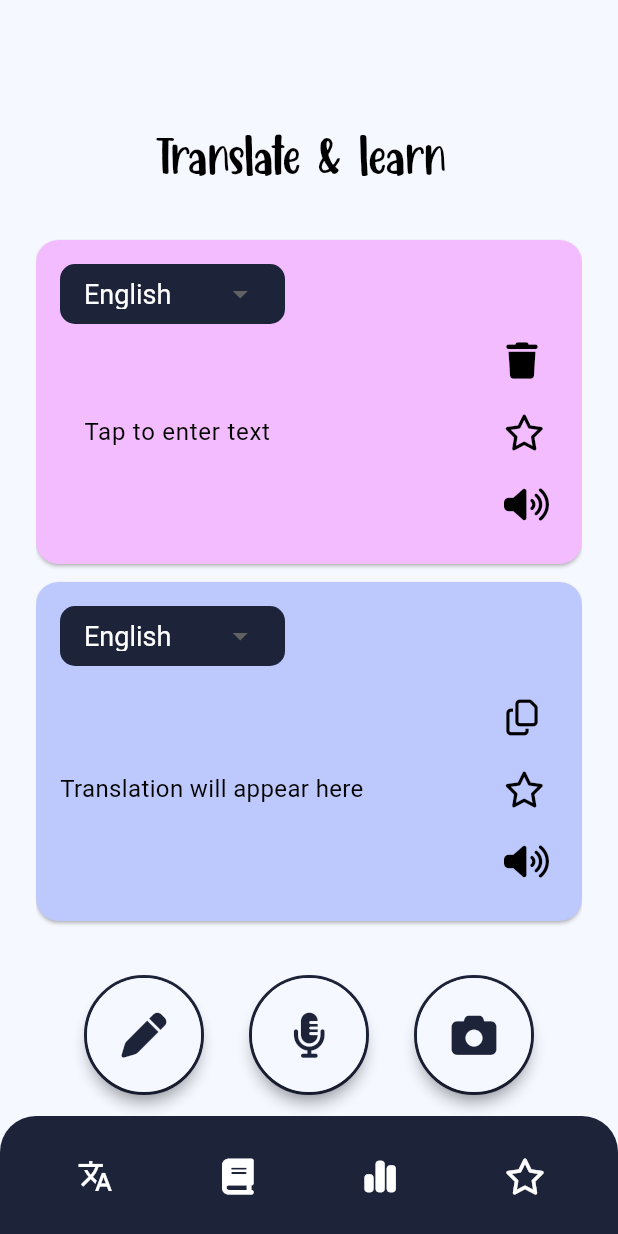
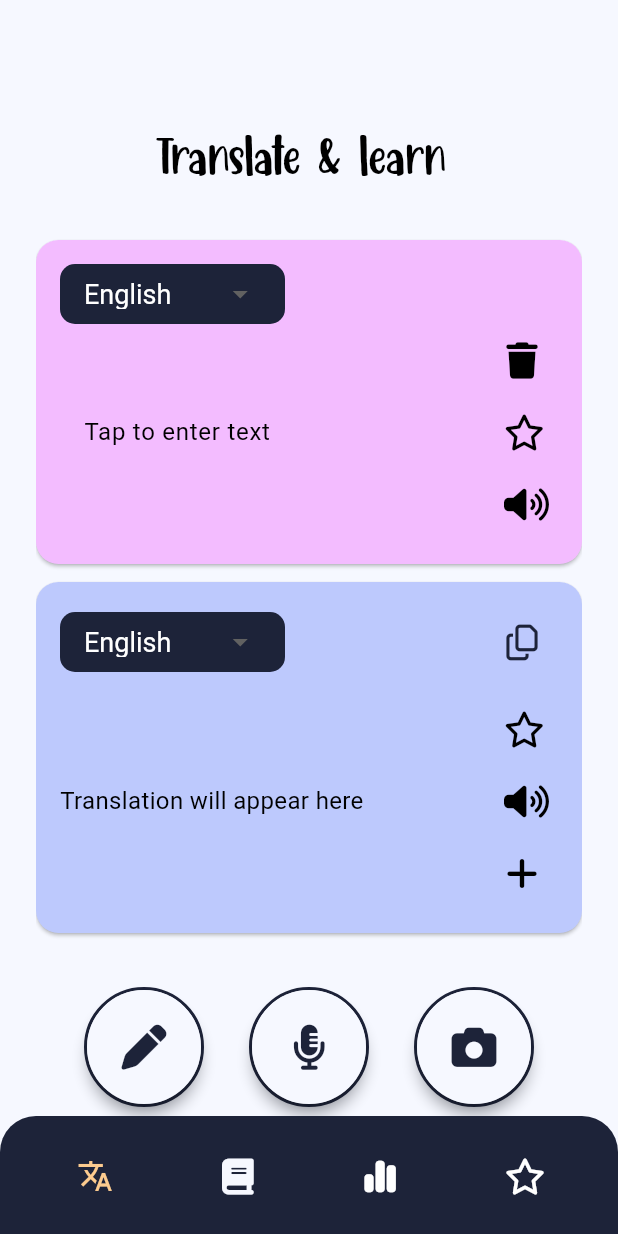
Before and after one commit to yaraFarouk/translateAndLearnApp, a Flutter app: the screen it shows after launch, on a phone screen of 412 x 824 dp. Run offline on Flutter 3.47's test engine with Material 3 defaults, Android fonts, the phone set to English and light mode, and no system bars; our stand-ins replace bloc, flutter_bloc, font_awesome_flutter, google_generative_ai, image_picker.

Commit message:
add studying screen

```diff
--- /dev/null
+++ b/lib/cubit/cubit/study_words_state.dart
@@ -0,0 +1,21 @@
+part of 'study_words_cubit.dart';
+
+class StudyWordsState {
+  final Map<String, Set<String>> studyWords;
+  final String languageTo;
+
+  StudyWordsState({
+    this.studyWords = const {},
+    this.languageTo = 'English',
+  });
+
+  StudyWordsState copyWith({
+    Map<String, Set<String>>? studyWords,
+    String? languageTo,
+  }) {
+    return StudyWordsState(
+      studyWords: studyWords ?? this.studyWords,
+      languageTo: languageTo ?? this.languageTo,
+    );
+  }
+}
--- a/lib/views/home_view.dart
+++ b/lib/views/home_view.dart
@@ -1,14 +1,22 @@
 import 'package:flutter/material.dart';
 import 'package:flutter_bloc/flutter_bloc.dart';
 import 'package:translate_and_learn_app/constants.dart';
+import 'package:translate_and_learn_app/cubit/cubit/study_words_cubit.dart';
 import 'package:translate_and_learn_app/cubit/translator_card_cubit.dart';
+import 'package:translate_and_learn_app/views/study_view.dart';
 import 'package:translate_and_learn_app/views/translator_cards_view.dart';
 import 'package:translate_and_learn_app/widgets/bottom_app_bar.dart';
 import 'package:translate_and_learn_app/widgets/custom_app_top_bar.dart';
 
-class HomePage extends StatelessWidget {
+class HomePage extends StatefulWidget {
   const HomePage({super.key});
 
+  @override
+  State<HomePage> createState() => _HomePageState();
+}
+
+class _HomePageState extends State<HomePage> {
+  int _currentIndex = 0;
   @override
   Widget build(BuildContext context) {
     return MultiBlocProvider(
@@ -16,8 +24,11 @@ class HomePage extends StatelessWidget {
         BlocProvider(
           create: (context) => TranslatorCardCubit(),
         ),
+        BlocProvider(
+          create: (context) => StudyWordsCubit(),
+        )
       ],
-      child: const Scaffold(
+      child: Scaffold(
         backgroundColor: kPrimaryColor,
         body: Padding(
           padding: EdgeInsets.symmetric(horizontal: 24),
@@ -29,11 +40,21 @@ class HomePage extends StatelessWidget {
                 icon: Icons.search,
               ),
               SizedBox(height: 20),
-              Expanded(child: TranslatorcardsView()),
+              Expanded(
+                child:
+                    _currentIndex == 0 ? TranslatorcardsView() : StudyScreen(),
+              ),
             ],
           ),
         ),
-        bottomNavigationBar: CustomBottomAppBar(),
+        bottomNavigationBar: CustomBottomAppBar(
+          currentIndex: _currentIndex,
+          onItemTapped: (index) {
+            setState(() {
+              _currentIndex = index;
+            });
+          },
+        ),
       ),
     );
   }
--- a/lib/widgets/bottom_app_bar.dart
+++ b/lib/widgets/bottom_app_bar.dart
@@ -3,8 +3,14 @@ import 'package:font_awesome_flutter/font_awesome_flutter.dart';
 import 'package:translate_and_learn_app/constants.dart';
 
 class CustomBottomAppBar extends StatelessWidget {
-  const CustomBottomAppBar({super.key});
+  final int currentIndex;
+  final ValueChanged<int> onItemTapped;
 
+  const CustomBottomAppBar({
+    super.key,
+    required this.currentIndex,
+    required this.onItemTapped,
+  });
   @override
   Widget build(BuildContext context) {
     return Container(
@@ -30,16 +36,14 @@ class CustomBottomAppBar extends StatelessWidget {
             mainAxisAlignment: MainAxisAlignment.spaceAround,
             children: <Widget>[
               IconButton(
-                icon: const Icon(Icons.translate, color: Colors.white),
-                onPressed: () {
-                  // Handle home button press
-                },
+                icon: Icon(Icons.translate,
+                    color: currentIndex == 0 ? kOrange : kPrimaryColor),
+                onPressed: () => onItemTapped(0),
               ),
               IconButton(
-                icon: const Icon(FontAwesomeIcons.book, color: Colors.white),
-                onPressed: () {
-                  // Handle search button press
-                },
+                icon: Icon(FontAwesomeIcons.book,
+                    color: currentIndex == 1 ? kOrange : kPrimaryColor),
+                onPressed: () => onItemTapped(1),
               ),
               IconButton(
                 icon: const Icon(FontAwesomeIcons.chartSimple,
--- a/lib/widgets/card_widget.dart
+++ b/lib/widgets/card_widget.dart
@@ -1,6 +1,9 @@
 import 'package:flutter/material.dart';
 import 'package:flutter/services.dart';
+import 'package:flutter_bloc/flutter_bloc.dart';
 import 'package:font_awesome_flutter/font_awesome_flutter.dart';
+import 'package:translate_and_learn_app/constants.dart';
+import 'package:translate_and_learn_app/cubit/cubit/study_words_cubit.dart';
 import 'package:translate_and_learn_app/widgets/custom_drop_down_button.dart';
 import 'package:translate_and_learn_app/widgets/translator_card_icons.dart';
 
@@ -29,8 +32,26 @@ class _LanguagecardState extends State<Languagecard> {
             padding: const EdgeInsets.all(16.0),
             child:
                 Column(crossAxisAlignment: CrossAxisAlignment.start, children: [
-              const CustomDropDownButton(
-                translation: false,
+              Row(
+                mainAxisAlignment: MainAxisAlignment.spaceBetween,
+                children: [
+                  const CustomDropDownButton(
+                    translation: false,
+                  ),
+                  IconButton(
+                    icon: const Icon(
+                      FontAwesomeIcons.copy,
+                      color: kAppBarColor,
+                    ),
+                    onPressed: () {
+                      Clipboard.setData(ClipboardData(text: widget.text));
+                      ScaffoldMessenger.of(context).showSnackBar(
+                        const SnackBar(
+                            content: Text('Text copied to clipboard')),
+                      );
+                    },
+                  ),
+                ],
               ),
               const SizedBox(
                 height: 10,
@@ -47,15 +68,22 @@ class _LanguagecardState extends State<Languagecard> {
                 ),
                 const SizedBox(width: 10),
                 TranslatorCardicons(
-                  icon1: FontAwesomeIcons.copy,
-                  onPressed1: () {
-                    Clipboard.setData(ClipboardData(text: widget.text));
+                  icon1: FontAwesomeIcons.star,
+                  icon2: FontAwesomeIcons.volumeHigh,
+                  icon3: FontAwesomeIcons.plus,
+                  onPressed3: () {
+                    // Add new words to the study words list
+                    BlocProvider.of<StudyWordsCubit>(context).addNewWords(
+                      BlocProvider.of<StudyWordsCubit>(context)
+                          .state
+                          .languageTo,
+                      widget.text,
+                    );
                     ScaffoldMessenger.of(context).showSnackBar(
-                      const SnackBar(content: Text('Text copied to clipboard')),
+                      const SnackBar(
+                          content: Text('Words added to study list')),
                     );
                   },
-                  icon2: FontAwesomeIcons.star,
-                  icon3: FontAwesomeIcons.volumeHigh,
                 ),
               ]),
             ])));
--- a/lib/widgets/custom_drop_down_button.dart
+++ b/lib/widgets/custom_drop_down_button.dart
@@ -1,7 +1,9 @@
 import 'package:flutter/material.dart';
 import 'package:flutter_bloc/flutter_bloc.dart';
 import 'package:translate_and_learn_app/constants.dart';
+import 'package:translate_and_learn_app/cubit/cubit/study_words_cubit.dart';
 import 'package:translate_and_learn_app/cubit/gemini_api_cubit.dart';
+import 'package:translate_and_learn_app/views/study_view.dart';
 
 class CustomDropDownButton extends StatefulWidget {
   const CustomDropDownButton({super.key, required this.translation});
@@ -52,6 +54,9 @@ class _CustomDropDownButtonState extends State<CustomDropDownButton> {
                       context
                           .read<GeminiApiCubit>()
                           .updateLanguageTo(selectedValue);
+                      context
+                          .read<StudyWordsCubit>()
+                          .updateLanguageTo(selectedValue);
                     }
                   });
                 },
--- a/pubspec.yaml
+++ b/pubspec.yaml
@@ -65,9 +65,9 @@ flutter:
   uses-material-design: true
 
   # To add assets to your application, add an assets section, like this:
-  # assets:
-  #   - images/a_dot_burr.jpeg
-  #   - images/a_dot_ham.jpeg
+  assets:
+    - assets/images/quiz_icon.png
+
 
   # An image asset can refer to one or more resolution-specific "variants", see
   # https://flutter.dev/assets-and-images/#resolution-aware
```
Also changed, not shown: lib/cubit/cubit/study_words_cubit.dart (added, +40 -0 lines), lib/views/study_view.dart (added, +68 -0 lines), lib/views/words_list_view.dart (added, +124 -0 lines), assets/images/quiz.png (added), assets/images/quiz_icon.png (added).
